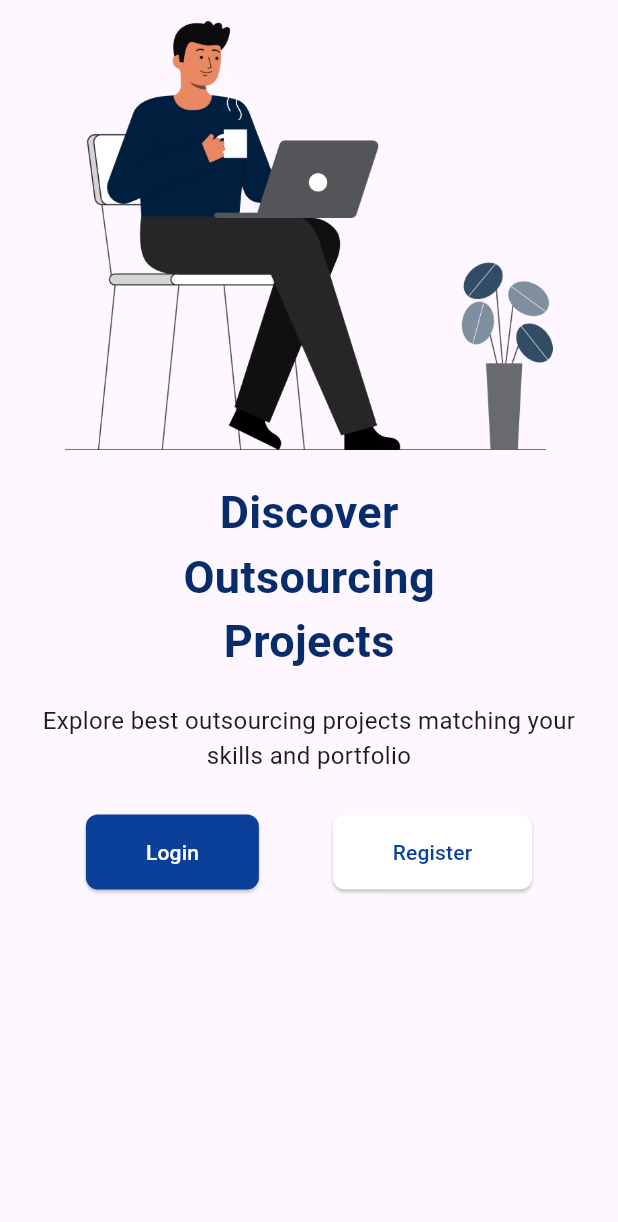
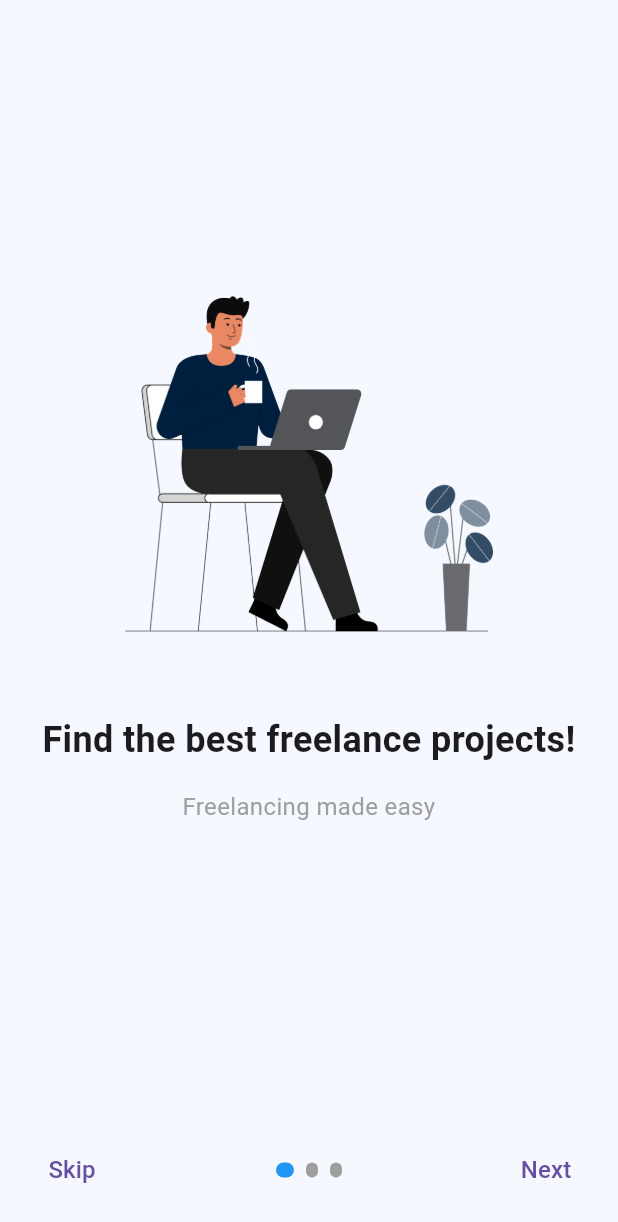
Before and after one commit to Prajjwall123/projectsyeti, a Flutter app: the screen it shows after launch, on a phone screen of 412 x 824 dp. Shown: the top 1222 px of the screen. Run offline on Flutter 3.47's test engine with Material 3 defaults, Android fonts, the phone set to English and light mode, and no system bars; Roboto replaces fonts that are missing (Montserrat Regular).

Commit message:
adding theme

```diff
--- a/lib/app.dart
+++ b/lib/app.dart
@@ -1,7 +1,8 @@
 import 'package:flutter/material.dart';
+import 'package:projectsyeti/core/app_theme/app_theme.dart';
 import 'package:projectsyeti/views/dashboard_view.dart';
 import 'package:projectsyeti/views/login_view.dart';
-import 'package:projectsyeti/views/onboarding_view.dart';
+import 'package:projectsyeti/views/onboarding_page.dart';
 import 'package:projectsyeti/views/register_view.dart';
 import 'package:projectsyeti/views/splash_screen_view.dart';
 
@@ -11,15 +12,15 @@ class MyApp extends StatelessWidget {
   @override
   Widget build(BuildContext context) {
     return MaterialApp(
-      initialRoute: "/",
-      debugShowCheckedModeBanner: false,
-      routes:{
-        "/":(context)=>const SplashScreen(),
-        "/login":(context)=>const LoginView(),
-        "/onboarding":(context)=> const OnboardingView(),
-        "/register":(context)=> const RegisterView(),
-        "/dashboard":(context)=> const DashboardView(),
-      }
-    );
+        initialRoute: "/",
+        debugShowCheckedModeBanner: false,
+        theme: getApplicationTheme(),
+        routes: {
+          "/": (context) => const SplashScreen(),
+          "/login": (context) => const LoginView(),
+          "/onboarding": (context) => const OnboardingPage(),
+          "/register": (context) => const RegisterView(),
+          "/dashboard": (context) => const DashboardView(),
+        });
   }
 }
--- /dev/null
+++ b/lib/core/app_theme/app_theme.dart
@@ -0,0 +1,19 @@
+import 'package:flutter/material.dart';
+
+ThemeData getApplicationTheme() {
+  return ThemeData(
+      fontFamily: 'Montserrat Regular',
+      elevatedButtonTheme: ElevatedButtonThemeData(
+          style: ElevatedButton.styleFrom(
+        textStyle: const TextStyle(
+            fontSize: 18,
+            color: Colors.white,
+            fontWeight: FontWeight.w200,
+            fontFamily: 'Montserrat Regular'),
+        backgroundColor: const Color(0xFF1976D2),
+        shape: RoundedRectangleBorder(
+          borderRadius: BorderRadius.circular(10),
+        ),
+      )),
+      scaffoldBackgroundColor: Colors.grey[200]);
+}
--- a/lib/common/my_card.dart
+++ b/lib/core/common/my_card.dart
@@ -16,14 +16,14 @@ class MyCard extends StatelessWidget {
       child: Padding(
         padding: const EdgeInsets.all(16.0),
         child: Column(
-          crossAxisAlignment: CrossAxisAlignment.start,
           children: [
             Row(
               mainAxisAlignment: MainAxisAlignment.spaceBetween,
               children: [
                 Row(
                   children: [
-                    const Icon(Icons.calendar_today_outlined, size: 16, color: Colors.grey),
+                    const Icon(Icons.calendar_today_outlined,
+                        size: 16, color: Colors.grey),
                     const SizedBox(width: 4),
                     Text(
                       "Posted Today",
@@ -35,7 +35,8 @@ class MyCard extends StatelessWidget {
                   ],
                 ),
                 Container(
-                  padding: const EdgeInsets.symmetric(horizontal: 8, vertical: 4),
+                  padding:
+                      const EdgeInsets.symmetric(horizontal: 8, vertical: 4),
                   decoration: BoxDecoration(
                     color: Colors.green,
                     borderRadius: BorderRadius.circular(8),
@@ -91,9 +92,10 @@ class MyCard extends StatelessWidget {
             Row(
               children: [
                 Container(
-                  padding: const EdgeInsets.symmetric(horizontal: 12, vertical: 6),
+                  padding:
+                      const EdgeInsets.symmetric(horizontal: 12, vertical: 6),
                   decoration: BoxDecoration(
-                    color: Colors.blue[700],
+                    color: const Color(0xFF1976D2),
                     borderRadius: BorderRadius.circular(12),
                   ),
                   child: const Text(
@@ -103,7 +105,8 @@ class MyCard extends StatelessWidget {
                 ),
                 const SizedBox(width: 8),
                 Container(
-                  padding: const EdgeInsets.symmetric(horizontal: 12, vertical: 6),
+                  padding:
+                      const EdgeInsets.symmetric(horizontal: 12, vertical: 6),
                   decoration: BoxDecoration(
                     color: Colors.blue[700],
                     borderRadius: BorderRadius.circular(12),
@@ -130,17 +133,10 @@ class MyCard extends StatelessWidget {
             SizedBox(
               width: double.infinity,
               child: ElevatedButton(
-                style: ElevatedButton.styleFrom(
-                  backgroundColor: Colors.blue[700],
-                  shape: RoundedRectangleBorder(
-                    borderRadius: BorderRadius.circular(12),
-                  ),
-                  padding: const EdgeInsets.symmetric(vertical: 16),
-                ),
                 onPressed: () {},
                 child: const Text(
                   "View Details",
-                  style: TextStyle(fontSize: 16, color: Colors.white),
+                  style: TextStyle(color: Colors.white),
                 ),
               ),
             ),
--- a/lib/views/dashboard_view.dart
+++ b/lib/views/dashboard_view.dart
@@ -1,6 +1,6 @@
 import 'package:flutter/material.dart';
-import 'package:projectsyeti/common/my_card.dart';
-import 'package:projectsyeti/common/navigation_menu.dart';
+import 'package:projectsyeti/core/common/my_card.dart';
+import 'package:projectsyeti/core/common/navigation_menu.dart';
 
 class DashboardView extends StatefulWidget {
   const DashboardView({super.key});
--- /dev/null
+++ b/lib/views/onboarding_page.dart
@@ -0,0 +1,128 @@
+import 'package:flutter/material.dart';
+import 'package:projectsyeti/views/login_view.dart';
+
+class OnboardingPage extends StatefulWidget {
+  const OnboardingPage({super.key});
+
+  @override
+  State<OnboardingPage> createState() => _OnboardingPageState();
+}
+
+class _OnboardingPageState extends State<OnboardingPage> {
+  final PageController _controller = PageController();
+  int _currentIndex = 0;
+
+  @override
+  Widget build(BuildContext context) {
+return Scaffold(
+      backgroundColor: const Color.fromRGBO(245, 249, 255, 1),
+      body: Column(
+        children: [
+          Expanded(
+            child: PageView(
+              controller: _controller,
+              onPageChanged: (index) {
+                setState(() {
+                  _currentIndex = index;
+                });
+              },
+              children: [
+                buildPage(
+                  title: "Find the best freelance projects!",
+                  subtitle: "Freelancing made easy",
+                  imagePath: "assets/images/welcome.png",
+                ),
+                buildPage(
+                  title: "Network with the best!",
+                  subtitle: "Access top experts companies and freelancers",
+                  imagePath: "assets/images/new_welcome.png",
+                ),
+                buildPage(
+                  title: "Get Started Today",
+                  subtitle: "Sign up and start freelancing now!",
+                  imagePath: "assets/images/rafiki.png",
+                ),
+              ],
+            ),
+          ),
+          Padding(
+            padding: const EdgeInsets.symmetric(horizontal: 16.0, vertical: 20.0),
+            child: Row(
+              mainAxisAlignment: MainAxisAlignment.spaceBetween,
+              children: [
+                TextButton(
+                  onPressed: () {
+                    _controller.jumpToPage(2);
+                  },
+                  child: const Text(
+                    "Skip",
+                    style: TextStyle(fontSize: 16.0),
+                  ),
+                ),
+                Row(
+                  mainAxisSize: MainAxisSize.min,
+                  children: List.generate(3, (index) {
+                    return AnimatedContainer(
+                      duration: const Duration(milliseconds: 300),
+                      margin: const EdgeInsets.symmetric(horizontal: 4.0),
+                      height: 10.0,
+                      width: _currentIndex == index ? 12.0 : 8.0,
+                      decoration: BoxDecoration(
+                        color: _currentIndex == index ? Colors.blue : Colors.grey,
+                        borderRadius: BorderRadius.circular(5.0),
+                      ),
+                    );
+                  }),
+                ),
+                TextButton(
+                  onPressed: () {
+                    if (_currentIndex < 2) {
+                      _controller.nextPage(
+                        duration: const Duration(milliseconds: 500),
+                        curve: Curves.ease,
+                      );
+                    } else {
+                      Navigator.push(
+                        context,
+                        MaterialPageRoute(builder: (context) =>  LoginView()),
+                        );
+                    }
+                  },
+                  child: Text(
+                    _currentIndex == 2 ? "Finish" : "Next",
+                    style: const TextStyle(fontSize: 16.0),
+                  ),
+                ),
+              ],
+            ),
+          ),
+        ],
+      ),
+    );
+  }
+}
+
+Widget buildPage({required String title, required String subtitle, required String imagePath}) {
+    return Padding(
+      padding: const EdgeInsets.symmetric(horizontal: 24.0),
+      child: Column(
+        mainAxisAlignment: MainAxisAlignment.center,
+        crossAxisAlignment: CrossAxisAlignment.center,
+        children: [
+          Image.asset(imagePath, height: 250.0),
+        const  SizedBox(height: 40.0),
+          Text(
+            title,
+            style: const TextStyle(fontSize: 24.0, fontWeight: FontWeight.bold),
+            textAlign: TextAlign.center,
+          ),
+          const SizedBox(height: 16.0),
+          Text(
+            subtitle,
+            style: const TextStyle(fontSize: 16.0, color: Colors.grey),
+            textAlign: TextAlign.center,
+          ),
+        ],
+      ),
+    );
+  }
--- a/lib/views/splash_screen_view.dart
+++ b/lib/views/splash_screen_view.dart
@@ -1,4 +1,5 @@
 import 'package:flutter/material.dart';
+import 'package:projectsyeti/views/onboarding_page.dart';
 import 'package:projectsyeti/views/onboarding_view.dart';
 
 class SplashScreen extends StatefulWidget {
@@ -19,7 +20,7 @@ class _SplashScreenState extends State<SplashScreen> {
     await Future.delayed(const Duration(seconds: 3));
       Navigator.push(
       context,
-      MaterialPageRoute(builder: (context) => const OnboardingView()),
+      MaterialPageRoute(builder: (context) => const OnboardingPage()),
   );
   }
 
```
Also changed, not shown: pubspec.yaml (+11 -4 lines), assets/fonts/Montserrat-Bold.ttf (added), assets/fonts/Montserrat-Italic.ttf (added), assets/fonts/Montserrat-Regular.ttf (added), assets/images/new_welcome.png (added), assets/images/rafiki.png (added), lib/core/common/navigation_menu.dart (renamed from lib/common/navigation_menu.dart), lib/main.dart (line endings or trailing spaces).
